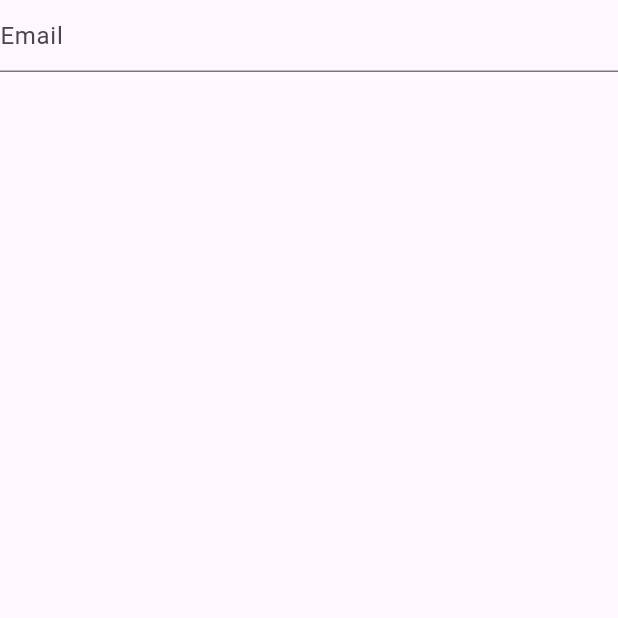
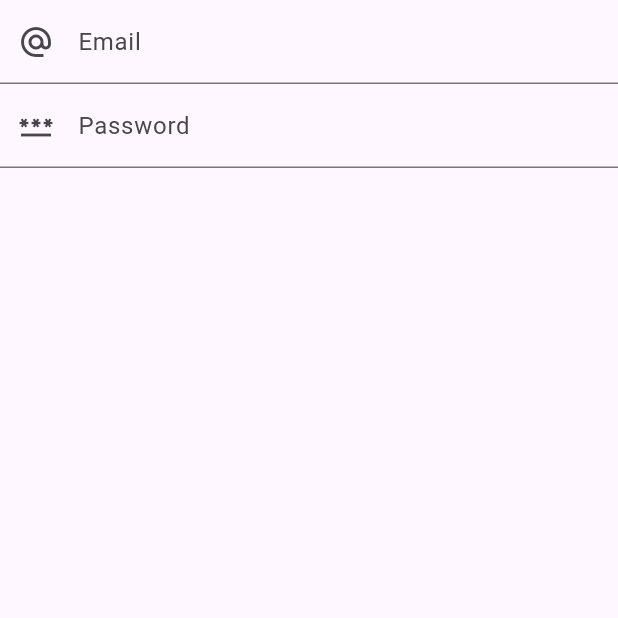
Before and after one commit to atik-sabuj/mvvm_provider, a Flutter app: the screen it shows after launch, on a phone screen of 412 x 824 dp, the top half of it. Run offline on Flutter 3.47's test engine with Material 2 defaults, Android fonts, the phone set to English and light mode, and no system bars; our stand-ins replace another_flushbar, fluttertoast.

Commit message:
Login View & View Model #2

```diff
--- a/lib/view/login_view.dart
+++ b/lib/view/login_view.dart
@@ -22,10 +22,22 @@ class _LoginViewState extends State<LoginView> {
         child: Column(
           children: [
             TextFormField(
+              controller: _emailController,
               decoration: InputDecoration(
                 hintText: 'Email',
+                labelText: 'Email',
+                prefixIcon: Icon(Icons.alternate_email)
               ),
-            )
+            ),
+
+            TextFormField(
+              controller: _passwordController,
+              decoration: InputDecoration(
+                  hintText: 'Password',
+                  labelText: 'Password',
+                  prefixIcon: Icon(Icons.password)
+              ),
+            ),
           ],
         ),
       ),
```
